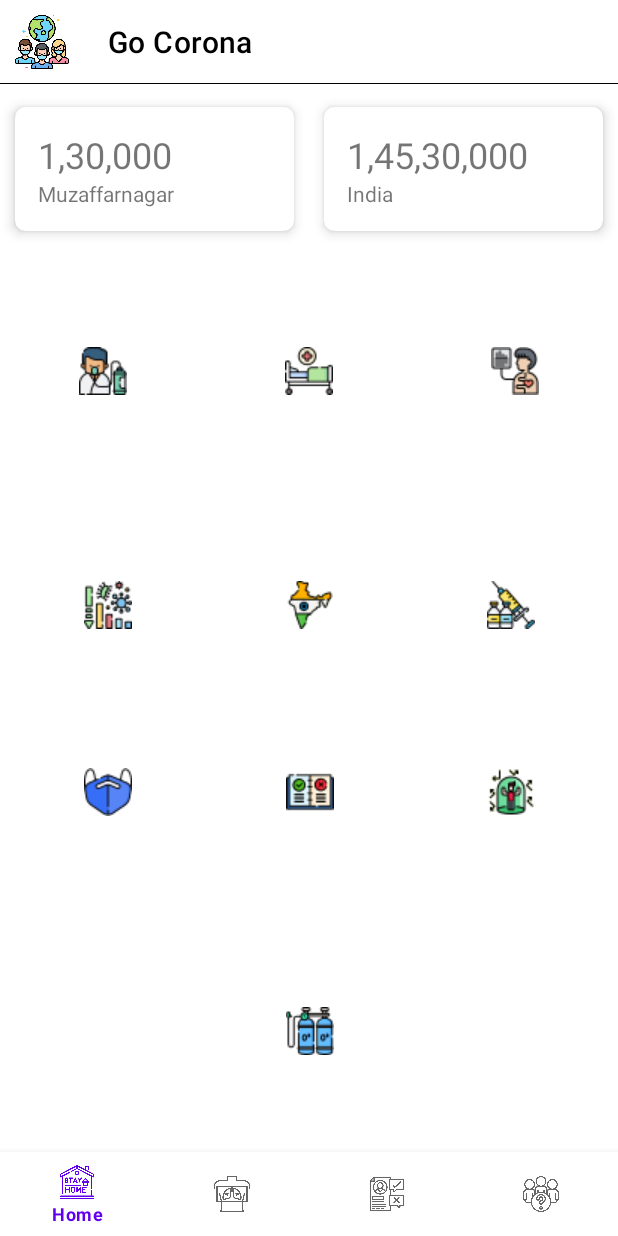
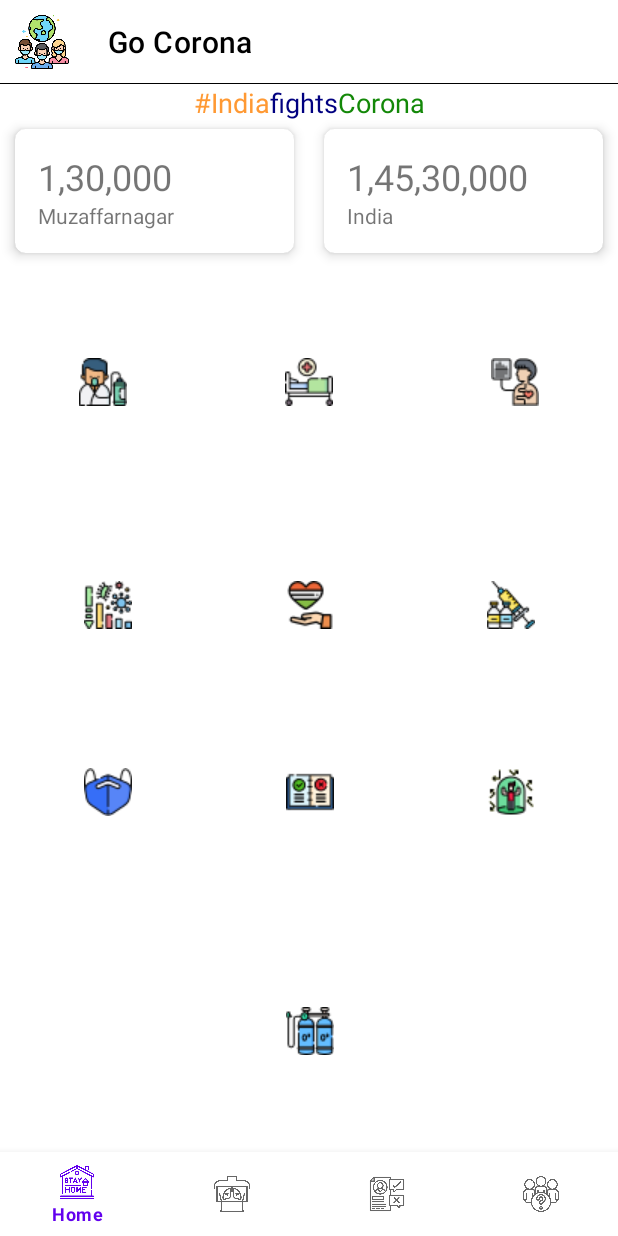
Before and after one commit to pulkit697/GoCorona, an Android app: the HomeFragment screen opened directly, with no data from a screen before it, on a phone screen of 412 x 824 dp. Run offline under Robolectric (Android 15) with nearby library versions, the phone set to English and light mode, and no system bars; our stand-ins replace navigation-ui; Roboto replaces fonts that are not available here; 3 statements that could not run were skipped.

Commit message:
added isolation

```diff
--- a/app/build.gradle
+++ b/app/build.gradle
@@ -46,7 +46,4 @@ dependencies {
     testImplementation 'junit:junit:4.13.2'
     androidTestImplementation 'androidx.test.ext:junit:1.1.3'
     androidTestImplementation 'androidx.test.espresso:espresso-core:3.4.0'
-
-    // pdf
-
 }
--- a/app/src/main/java/dev/pulkit/gocorona/ui/MainActivity.kt
+++ b/app/src/main/java/dev/pulkit/gocorona/ui/MainActivity.kt
@@ -38,4 +38,7 @@ class MainActivity : AppCompatActivity() {
     fun navigateToGuidelinesFragment(view:View){
         navController.navigate(R.id.action_homeFragment_to_govtGuidelinesPDFFragment)
     }
+    fun navigateToIsolationHelper(view:View){
+        navController.navigate(R.id.action_homeFragment_to_isolationHelpersFragment)
+    }
 }
--- a/app/src/main/java/dev/pulkit/gocorona/ui/fragments/HomeFragment.kt
+++ b/app/src/main/java/dev/pulkit/gocorona/ui/fragments/HomeFragment.kt
@@ -1,8 +1,16 @@
 package dev.pulkit.gocorona.ui.fragments
 
+import android.content.Intent
+import android.net.Uri
+import android.view.View
 import androidx.fragment.app.Fragment
 import dev.pulkit.gocorona.R
 
 class HomeFragment : Fragment(R.layout.fragment_home) {
-
+    fun donate(view: View){
+        Intent(Intent.ACTION_VIEW).apply {
+            data = Uri.parse("https://www.pmcares.gov.in/en/")
+            startActivity(this)
+        }
+    }
 }
--- a/app/src/main/res/layout/fragment_govt_guidelines_p_d_f.xml
+++ b/app/src/main/res/layout/fragment_govt_guidelines_p_d_f.xml
@@ -1,5 +1,5 @@
 <?xml version="1.0" encoding="utf-8"?>
-<FrameLayout xmlns:android="http://schemas.android.com/apk/res/android"
+<RelativeLayout xmlns:android="http://schemas.android.com/apk/res/android"
     xmlns:tools="http://schemas.android.com/tools"
     android:layout_width="match_parent"
     android:layout_height="match_parent"
@@ -10,4 +10,4 @@
         android:layout_width="match_parent"
         android:layout_height="match_parent"/>
 
-</FrameLayout>
+</RelativeLayout>
--- a/app/src/main/res/layout/fragment_home.xml
+++ b/app/src/main/res/layout/fragment_home.xml
@@ -4,22 +4,62 @@
     xmlns:tools="http://schemas.android.com/tools"
     android:layout_width="match_parent"
     android:layout_height="match_parent"
+    android:backgroundTint="@color/white"
     android:orientation="vertical"
-    android:backgroundTint="@color/white"
     tools:context=".ui.fragments.HomeFragment">
+
+    <TextView
+        android:id="@+id/tvFragHomeIndia"
+        style="bold"
+        android:layout_width="wrap_content"
+        android:layout_height="wrap_content"
+        android:text="#India"
+        android:textColor="#FF9933"
+        android:textSize="18sp"
+        app:layout_constraintEnd_toStartOf="@+id/tvFragHomeFights"
+        app:layout_constraintHorizontal_bias="0.5"
+        app:layout_constraintHorizontal_chainStyle="packed"
+        app:layout_constraintStart_toStartOf="parent"
+        app:layout_constraintTop_toTopOf="parent" />
+
+    <TextView
+        android:id="@+id/tvFragHomeFights"
+        style="bold"
+        android:layout_width="wrap_content"
+        android:layout_height="wrap_content"
+        android:text="fights"
+        android:textColor="#000080"
+        android:textSize="18sp"
+        app:layout_constraintEnd_toStartOf="@+id/tvFragHomeCorona"
+        app:layout_constraintHorizontal_bias="0.5"
+        app:layout_constraintStart_toEndOf="@+id/tvFragHomeIndia"
+        app:layout_constraintTop_toTopOf="parent" />
+
+    <TextView
+        android:id="@+id/tvFragHomeCorona"
+        style="bold"
+        android:layout_width="wrap_content"
+        android:layout_height="wrap_content"
+        android:text="Corona"
+        android:textColor="#138808"
+        android:textSize="18sp"
+        app:layout_constraintEnd_toEndOf="parent"
+        app:layout_constraintHorizontal_bias="0.5"
+        app:layout_constraintStart_toEndOf="@+id/tvFragHomeFights"
+        app:layout_constraintTop_toTopOf="parent" />
 
     <androidx.cardview.widget.CardView
         android:id="@+id/cvFragHomeCityCases"
         android:layout_width="0dp"
         android:layout_height="wrap_content"
-        android:layout_marginTop="15dp"
+        android:layout_marginHorizontal="10dp"
+        android:layout_marginTop="5dp"
         app:cardCornerRadius="7dp"
-        android:layout_marginHorizontal="10dp"
         app:cardElevation="5dp"
         app:layout_constraintEnd_toStartOf="@+id/cvFragHomeCountryCases"
         app:layout_constraintHorizontal_bias="0.5"
         app:layout_constraintStart_toStartOf="parent"
-        app:layout_constraintTop_toTopOf="parent">
+        app:layout_constraintTop_toBottomOf="@id/tvFragHomeFights">
 
         <RelativeLayout
             android:layout_width="match_parent"
@@ -30,8 +70,8 @@
                 android:id="@+id/tvFragHomeCityCases"
                 android:layout_width="wrap_content"
                 android:layout_height="wrap_content"
-                android:textSize="24sp"
-                android:text="1,30,000" />
+                android:text="1,30,000"
+                android:textSize="24sp" />
 
             <TextView
                 android:layout_width="wrap_content"
@@ -45,14 +85,14 @@
         android:id="@+id/cvFragHomeCountryCases"
         android:layout_width="0dp"
         android:layout_height="wrap_content"
-        android:layout_marginTop="15dp"
         android:layout_marginHorizontal="10dp"
+        android:layout_marginTop="5dp"
+        app:cardCornerRadius="7dp"
         app:cardElevation="5dp"
-        app:cardCornerRadius="7dp"
         app:layout_constraintEnd_toEndOf="parent"
         app:layout_constraintHorizontal_bias="0.5"
         app:layout_constraintStart_toEndOf="@+id/cvFragHomeCityCases"
-        app:layout_constraintTop_toTopOf="parent">
+        app:layout_constraintTop_toBottomOf="@id/tvFragHomeFights">
 
         <RelativeLayout
             android:layout_width="match_parent"
@@ -63,8 +103,8 @@
                 android:id="@+id/tvFragHomeCountryCases"
                 android:layout_width="wrap_content"
                 android:layout_height="wrap_content"
-                android:textSize="24sp"
-                android:text="1,45,30,000" />
+                android:text="1,45,30,000"
+                android:textSize="24sp" />
 
             <TextView
                 android:layout_width="wrap_content"
@@ -78,54 +118,53 @@
         android:id="@+id/ivFragHomeGetOxygen"
         android:layout_width="0dp"
         android:layout_height="0dp"
+        android:contentDescription="see nearly availability of oxygen cylinders"
+        android:padding="25dp"
+        android:scaleType="center"
         android:src="@drawable/buy_oxygen"
-        android:scaleType="center"
-        android:padding="25dp"
+        app:layout_constraintBottom_toTopOf="@id/glFragHomeHorizontalSeparation"
         app:layout_constraintDimensionRatio="1"
-        android:contentDescription="see nearly availability of oxygen cylinders"
-        app:shapeAppearanceOverlay="@style/ShapeAppearance.CircularImageView"
-        app:layout_constraintBottom_toTopOf="@id/glFragHomeHorizontalSeparation"
         app:layout_constraintEnd_toStartOf="@+id/ivFragHomeHospitalBed"
         app:layout_constraintHorizontal_bias="0.5"
         app:layout_constraintStart_toStartOf="parent"
-        app:layout_constraintTop_toBottomOf="@id/cvFragHomeCityCases" />
+        app:layout_constraintTop_toBottomOf="@id/cvFragHomeCityCases"
+        app:shapeAppearanceOverlay="@style/ShapeAppearance.CircularImageView" />
 
     <com.google.android.material.imageview.ShapeableImageView
         android:id="@+id/ivFragHomeHospitalBed"
         android:layout_width="0dp"
         android:layout_height="0dp"
+        android:contentDescription="check availability of vacant hospitals beds nearby"
+        android:padding="25dp"
+        android:scaleType="center"
         android:src="@drawable/hospital_bed"
-        android:scaleType="center"
-        android:padding="25dp"
-        android:contentDescription="check availability of vacant hospitals beds nearby"
+        app:layout_constraintBottom_toTopOf="@id/glFragHomeHorizontalSeparation"
         app:layout_constraintDimensionRatio="1"
-        app:shapeAppearanceOverlay="@style/ShapeAppearance.CircularImageView"
-        app:layout_constraintBottom_toTopOf="@id/glFragHomeHorizontalSeparation"
         app:layout_constraintEnd_toStartOf="@id/ivFragHomeCTScan"
         app:layout_constraintHorizontal_bias="0.5"
         app:layout_constraintStart_toEndOf="@+id/ivFragHomeGetOxygen"
-        app:layout_constraintTop_toBottomOf="@id/cvFragHomeCityCases" />
+        app:layout_constraintTop_toBottomOf="@id/cvFragHomeCityCases"
+        app:shapeAppearanceOverlay="@style/ShapeAppearance.CircularImageView" />
 
     <com.google.android.material.imageview.ShapeableImageView
         android:id="@+id/ivFragHomeCTScan"
         android:layout_width="0dp"
         android:layout_height="0dp"
+        android:padding="25dp"
+        android:scaleType="center"
         android:src="@drawable/ct_scan"
-        android:scaleType="center"
-        android:padding="25dp"
+        app:layout_constraintBottom_toTopOf="@id/glFragHomeHorizontalSeparation"
         app:layout_constraintDimensionRatio="1"
-        app:shapeAppearanceOverlay="@style/ShapeAppearance.CircularImageView"
-        app:layout_constraintBottom_toTopOf="@id/glFragHomeHorizontalSeparation"
         app:layout_constraintEnd_toEndOf="parent"
         app:layout_constraintHorizontal_bias="0.5"
         app:layout_constraintStart_toEndOf="@+id/ivFragHomeHospitalBed"
-        app:layout_constraintTop_toBottomOf="@id/cvFragHomeCountryCases" />
+        app:layout_constraintTop_toBottomOf="@id/cvFragHomeCountryCases"
+        app:shapeAppearanceOverlay="@style/ShapeAppearance.CircularImageView" />
 
     <androidx.constraintlayout.widget.Guideline
         android:id="@+id/glFragHomeHorizontalSeparation"
         android:layout_width="match_parent"
-        android:layout_height="1dp"
-        android:background="@color/black"
+        android:layout_height="0dp"
         android:orientation="horizontal"
         app:layout_constraintGuide_percent="0.4" />
 
@@ -133,116 +172,117 @@
         android:id="@+id/ivFragHomeCoronaCount"
         android:layout_width="0dp"
         android:layout_height="0dp"
+        android:padding="25dp"
+        android:scaleType="center"
         android:src="@drawable/corona_graph"
-        android:scaleType="center"
-        android:padding="25dp"
 
+        app:layout_constraintBottom_toTopOf="@+id/ivFragHomeBuyMask"
         app:layout_constraintDimensionRatio="1"
-        app:shapeAppearanceOverlay="@style/ShapeAppearance.CircularImageView"
-        app:layout_constraintBottom_toTopOf="@+id/ivFragHomeBuyMask"
         app:layout_constraintEnd_toStartOf="@+id/ivFragHomePMReliefFund"
         app:layout_constraintHorizontal_bias="0.5"
         app:layout_constraintStart_toStartOf="parent"
-        app:layout_constraintTop_toBottomOf="@id/glFragHomeHorizontalSeparation"/>
+        app:layout_constraintTop_toBottomOf="@id/glFragHomeHorizontalSeparation"
+        app:shapeAppearanceOverlay="@style/ShapeAppearance.CircularImageView" />
 
     <com.google.android.material.imageview.ShapeableImageView
         android:id="@+id/ivFragHomePMReliefFund"
         android:layout_width="0dp"
         android:layout_height="0dp"
+        android:padding="25dp"
+        android:scaleType="center"
         android:src="@drawable/india"
-        android:scaleType="center"
-        android:padding="25dp"
+        app:layout_constraintBottom_toTopOf="@+id/ivFragHomeGovtGuidelines"
         app:layout_constraintDimensionRatio="1"
-        app:shapeAppearanceOverlay="@style/ShapeAppearance.CircularImageView"
-        app:layout_constraintBottom_toTopOf="@+id/ivFragHomeGovtGuidelines"
         app:layout_constraintEnd_toStartOf="@+id/ivFragHomeBookVaccine"
         app:layout_constraintHorizontal_bias="0.5"
         app:layout_constraintStart_toEndOf="@+id/ivFragHomeCoronaCount"
-        app:layout_constraintTop_toBottomOf="@id/glFragHomeHorizontalSeparation" />
+        app:layout_constraintTop_toBottomOf="@id/glFragHomeHorizontalSeparation"
+        app:shapeAppearanceOverlay="@style/ShapeAppearance.CircularImageView" />
 
     <com.google.android.material.imageview.ShapeableImageView
         android:id="@+id/ivFragHomeBookVaccine"
         android:layout_width="0dp"
         android:layout_height="0dp"
+        android:padding="25dp"
+        android:scaleType="center"
         android:src="@drawable/vaccine"
-        android:scaleType="center"
-        android:padding="25dp"
+        app:layout_constraintBottom_toTopOf="@+id/ivFragHomeIsolationRequirements"
         app:layout_constraintDimensionRatio="1"
-        app:shapeAppearanceOverlay="@style/ShapeAppearance.CircularImageView"
-        app:layout_constraintBottom_toTopOf="@+id/ivFragHomeIsolationRequirements"
         app:layout_constraintEnd_toEndOf="parent"
         app:layout_constraintHorizontal_bias="0.5"
         app:layout_constraintStart_toEndOf="@+id/ivFragHomePMReliefFund"
-        app:layout_constraintTop_toBottomOf="@id/glFragHomeHorizontalSeparation" />
+        app:layout_constraintTop_toBottomOf="@id/glFragHomeHorizontalSeparation"
+        app:shapeAppearanceOverlay="@style/ShapeAppearance.CircularImageView" />
 
     <com.google.android.material.imageview.ShapeableImageView
         android:id="@+id/ivFragHomeBuyMask"
         android:layout_width="0dp"
         android:layout_height="0dp"
+        android:onClick="navigateToMaskFragment"
+        android:padding="25dp"
+        android:scaleType="center"
         android:src="@drawable/mask"
-        android:scaleType="center"
-        android:padding="25dp"
-        android:onClick="navigateToMaskFragment"
+        app:layout_constraintBottom_toBottomOf="@id/glFragHomeHorizontalBelowGrid"
         app:layout_constraintDimensionRatio="1"
-        app:shapeAppearanceOverlay="@style/ShapeAppearance.CircularImageView"
-        app:layout_constraintBottom_toBottomOf="@id/glFragHomeHorizontalBelowGrid"
         app:layout_constraintEnd_toStartOf="@+id/ivFragHomeGovtGuidelines"
         app:layout_constraintHorizontal_bias="0.5"
         app:layout_constraintStart_toStartOf="parent"
-        app:layout_constraintTop_toBottomOf="@+id/ivFragHomeCoronaCount" />
+        app:layout_constraintTop_toBottomOf="@+id/ivFragHomeCoronaCount"
+        app:shapeAppearanceOverlay="@style/ShapeAppearance.CircularImageView" />
 
     <com.google.android.material.imageview.ShapeableImageView
         android:id="@+id/ivFragHomeGovtGuidelines"
         android:layout_width="0dp"
         android:layout_height="0dp"
+        android:onClick="navigateToGuidelinesFragment"
+        android:padding="25dp"
+        android:scaleType="center"
         android:src="@drawable/govt_guidelines"
-        android:scaleType="center"
-        android:padding="25dp"
+        app:layout_constraintBottom_toBottomOf="@id/glFragHomeHorizontalBelowGrid"
         app:layout_constraintDimensionRatio="1"
-        android:onClick="navigateToGuidelinesFragment"
-        app:shapeAppearanceOverlay="@style/ShapeAppearance.CircularImageView"
-        app:layout_constraintBottom_toBottomOf="@id/glFragHomeHorizontalBelowGrid"
         app:layout_constraintEnd_toStartOf="@+id/ivFragHomeIsolationRequirements"
         app:layout_constraintHorizontal_bias="0.5"
         app:layout_constraintStart_toEndOf="@+id/ivFragHomeBuyMask"
-        app:layout_constraintTop_toBottomOf="@+id/ivFragHomePMReliefFund" />
+        app:layout_constraintTop_toBottomOf="@+id/ivFragHomePMReliefFund"
+        app:shapeAppearanceOverlay="@style/ShapeAppearance.CircularImageView" />
 
     <com.google.android.material.imageview.ShapeableImageView
         android:id="@+id/ivFragHomeIsolationRequirements"
         android:layout_width="0dp"
         android:layout_height="0dp"
+        android:onClick="navigateToIsolationHelper"
+        android:padding="25dp"
+        android:scaleType="center"
         android:src="@drawable/isolation_needs"
-        android:scaleType="center"
-        android:padding="25dp"
+        app:layout_constraintBottom_toBottomOf="@id/glFragHomeHorizontalBelowGrid"
         app:layout_constraintDimensionRatio="1"
-        app:shapeAppearanceOverlay="@style/ShapeAppearance.CircularImageView"
-        app:layout_constraintBottom_toBottomOf="@id/glFragHomeHorizontalBelowGrid"
         app:layout_constraintEnd_toEndOf="parent"
         app:layout_constraintHorizontal_bias="0.5"
         app:layout_constraintStart_toEndOf="@+id/ivFragHomeGovtGuidelines"
-        app:layout_constraintTop_toBottomOf="@+id/ivFragHomeBookVaccine" />
+        app:layout_constraintTop_toBottomOf="@+id/ivFragHomeBookVaccine"
+        app:shapeAppearanceOverlay="@style/ShapeAppearance.CircularImageView" />
 
     <androidx.constraintlayout.widget.Guideline
         android:id="@+id/glFragHomeHorizontalBelowGrid"
         android:layout_width="match_parent"
         android:layout_height="0dp"
         android:orientation="horizontal"
-        app:layout_constraintGuide_percent="0.75"
-        />
+        app:layout_constraintGuide_percent="0.75" />
+
     <com.google.android.material.imageview.ShapeableImageView
         android:id="@+id/ivFragHomeSellOxygen"
         android:layout_width="0dp"
         android:layout_height="0dp"
+        android:layout_marginTop="15dp"
+        android:padding="25dp"
+        android:scaleType="center"
+        android:src="@drawable/sell_oxygen"
+        app:layout_constraintBottom_toBottomOf="parent"
+
         app:layout_constraintDimensionRatio="1"
-        android:src="@drawable/sell_oxygen"
-        android:layout_marginTop="15dp"
-        android:scaleType="center"
-        android:padding="25dp"
-
-        app:shapeAppearanceOverlay="@style/ShapeAppearance.CircularImageView"
+        app:layout_constraintEnd_toEndOf="@id/ivFragHomeGovtGuidelines"
+        app:layout_constraintStart_toStartOf="@id/ivFragHomeGovtGuidelines"
         app:layout_constraintTop_toBottomOf="@id/glFragHomeHorizontalBelowGrid"
-        app:layout_constraintBottom_toBottomOf="parent"
-        app:layout_constraintStart_toStartOf="@id/ivFragHomeGovtGuidelines"
-        app:layout_constraintEnd_toEndOf="@id/ivFragHomeGovtGuidelines"/>
+        app:shapeAppearanceOverlay="@style/ShapeAppearance.CircularImageView" />
 
 </androidx.constraintlayout.widget.ConstraintLayout>
--- a/app/src/main/res/layout/fragment_x_ray_scan.xml
+++ b/app/src/main/res/layout/fragment_x_ray_scan.xml
@@ -97,7 +97,7 @@
         android:layout_height="wrap_content"
         android:layout_gravity="center_horizontal"
         android:text="Submit"
-        app:shapeAppearanceOverlay="@style/ShapeAppearance.MyApp.SmallComponent"
+        app:shapeAppearanceOverlay="@style/ShapeAppearance.MyApp.PetalDesign"
         />
 
     <com.google.android.material.textfield.TextInputLayout
--- a/app/src/main/res/navigation/nav_bottom_bar_main.xml
+++ b/app/src/main/res/navigation/nav_bottom_bar_main.xml
@@ -25,6 +25,9 @@
         <action
             android:id="@+id/action_homeFragment_to_govtGuidelinesPDFFragment"
             app:destination="@id/govtGuidelinesPDFFragment" />
+        <action
+            android:id="@+id/action_homeFragment_to_isolationHelpersFragment"
+            app:destination="@id/isolationHelpersFragment" />
     </fragment>
     <fragment
         android:id="@+id/XRayScanFragment"
@@ -95,4 +98,13 @@
             android:id="@+id/action_govtGuidelinesPDFFragment_to_homeFragment"
             app:destination="@id/homeFragment" />
     </fragment>
+    <fragment
+        android:id="@+id/isolationHelpersFragment"
+        android:name="dev.pulkit.gocorona.ui.fragments.IsolationHelpersFragment"
+        android:label="fragment_isolation_helpers"
+        tools:layout="@layout/fragment_isolation_helpers" >
+        <action
+            android:id="@+id/action_isolationHelpersFragment_to_homeFragment"
+            app:destination="@id/homeFragment" />
+    </fragment>
 </navigation>
--- a/app/src/main/res/values/themes.xml
+++ b/app/src/main/res/values/themes.xml
@@ -13,7 +13,7 @@
         <item name="android:statusBarColor" tools:targetApi="l">?attr/colorPrimaryVariant</item>
         <!-- Customize your theme here. -->
     </style>
-    <style name="ShapeAppearance.MyApp.SmallComponent" parent="ShapeAppearance.MaterialComponents.SmallComponent">
+    <style name="ShapeAppearance.MyApp.PetalDesign" parent="ShapeAppearance.MaterialComponents.SmallComponent">
         <item name="cornerSizeTopRight">10dp</item>
         <item name="cornerSizeBottomLeft">10dp</item>
     </style>
```
Also changed, not shown: app/src/main/java/dev/pulkit/gocorona/ui/fragments/IsolationHelpersFragment.kt (added, +12 -0 lines), app/src/main/res/drawable/petal_shape.xml (added, +9 -0 lines), app/src/main/res/layout/fragment_isolation_helpers.xml (added, +318 -0 lines), app/src/main/res/drawable-v24/india.png (deleted), app/src/main/res/drawable/india.png (added).
